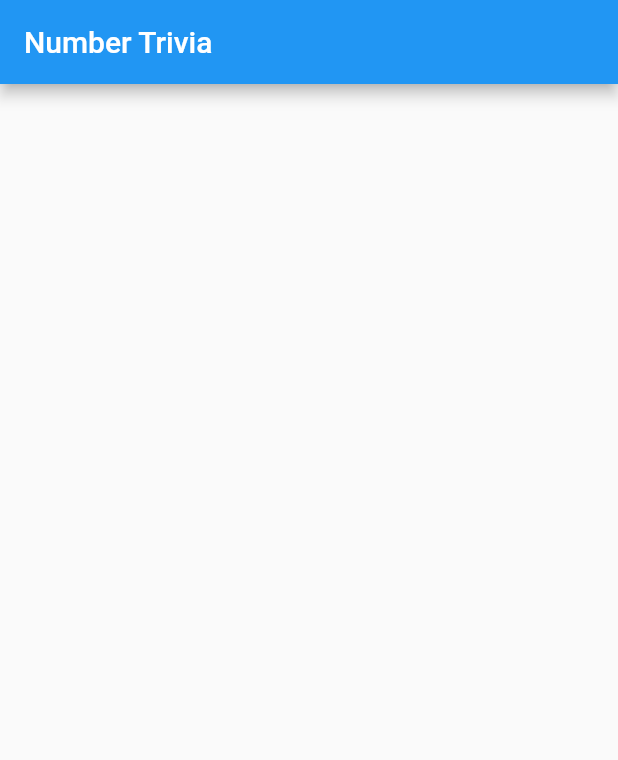
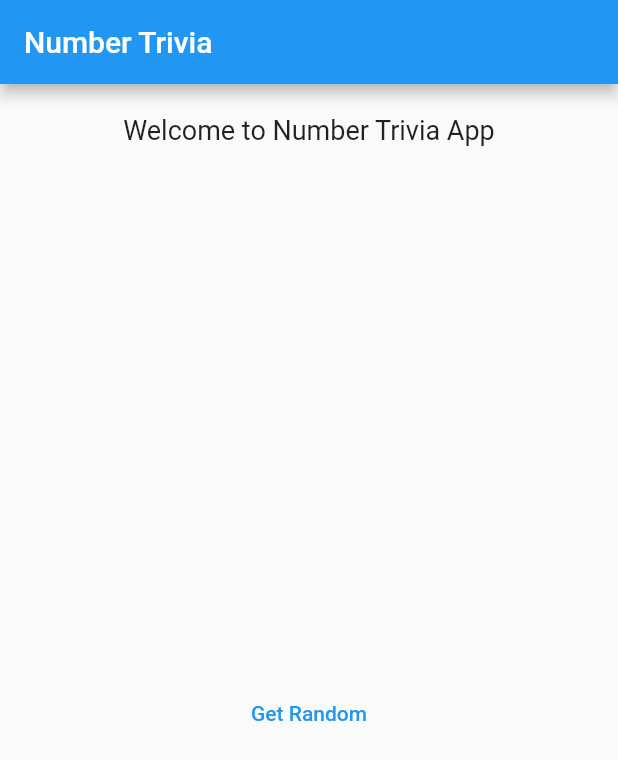
Before and after one commit to yousufCse/numb-er_trivia, a Flutter app: the screen it shows after launch, on a phone screen of 412 x 824 dp. Shown: the top 760 px of the screen. Run offline on Flutter 3.47's test engine with Material 2 defaults, Android fonts, the phone set to English and light mode, and no system bars; our stand-ins replace bloc, dartz, equatable, flutter_bloc, get_it.

Commit message:
complete fetching random number trivia

```diff
--- /dev/null
+++ b/lib/core/utils/constants.dart
@@ -0,0 +1,2 @@
+const kServerFailureMessage = 'Server Failure';
+const kUnexpectedErrorMessage = 'Unexpected Error';
--- a/lib/features/data/repositories/number_trivia_repository_impl.dart
+++ b/lib/features/data/repositories/number_trivia_repository_impl.dart
@@ -8,7 +8,7 @@ import 'package:number_trivia_v2/features/domain/repositories/number_trivia_repo
 class NumberTriviaRepositoryImpl implements NumberTriviaRepository {
   NumberTriviaRemoteDataSource remoteDataSource;
 
-  NumberTriviaRepositoryImpl(this.remoteDataSource);
+  NumberTriviaRepositoryImpl({required this.remoteDataSource});
 
   @override
   Future<Either<Failure, NumberTrivia>> getRandomNumberTrivia() async {
--- a/lib/features/domain/usecases/get_random_number_trivia.dart
+++ b/lib/features/domain/usecases/get_random_number_trivia.dart
@@ -8,7 +8,7 @@ class GetRandomNumberTrivia
     implements UseCase<Either<Failure, NumberTrivia>, NoParams> {
   final NumberTriviaRepository repository;
 
-  GetRandomNumberTrivia(this.repository);
+  GetRandomNumberTrivia({required this.repository});
 
   @override
   Future<Either<Failure, NumberTrivia>> call(NoParams params) {
--- /dev/null
+++ b/lib/features/presentation/bloc/number_trivia_bloc.dart
@@ -0,0 +1,41 @@
+import 'package:bloc/bloc.dart';
+import 'package:equatable/equatable.dart';
+import 'package:number_trivia_v2/core/error/failures.dart';
+import 'package:number_trivia_v2/core/usecase/usecase.dart';
+import 'package:number_trivia_v2/core/utils/constants.dart';
+import 'package:number_trivia_v2/features/domain/entities/number_trivia.dart';
+import 'package:number_trivia_v2/features/domain/usecases/get_random_number_trivia.dart';
+
+part 'number_trivia_event.dart';
+part 'number_trivia_state.dart';
+
+class NumberTriviaBloc extends Bloc<NumberTriviaEvent, NumberTriviaState> {
+  GetRandomNumberTrivia getRandomNumberTrivia;
+
+  NumberTriviaBloc({required this.getRandomNumberTrivia})
+      : super(NumberTriviaInitial()) {
+    on<NumberTriviaEvent>((event, emit) async {
+      if (event is GetRandomNumberTriviaEvent) {
+        emit(Loading());
+
+        final triviaOrFailure = await getRandomNumberTrivia(NoParams());
+
+        triviaOrFailure.fold(
+          (l) => emit(
+            Error(errorMessage(l)),
+          ),
+          (r) => emit(Loaded(r)),
+        );
+      }
+    });
+  }
+
+  String errorMessage(Failure failure) {
+    switch (failure.runtimeType) {
+      case ServerFailure:
+        return kServerFailureMessage;
+      default:
+        return kUnexpectedErrorMessage;
+    }
+  }
+}
--- /dev/null
+++ b/lib/features/presentation/bloc/number_trivia_event.dart
@@ -0,0 +1,10 @@
+part of 'number_trivia_bloc.dart';
+
+abstract class NumberTriviaEvent extends Equatable {
+  const NumberTriviaEvent();
+
+  @override
+  List<Object> get props => [];
+}
+
+class GetRandomNumberTriviaEvent extends NumberTriviaEvent {}
--- /dev/null
+++ b/lib/features/presentation/bloc/number_trivia_state.dart
@@ -0,0 +1,22 @@
+part of 'number_trivia_bloc.dart';
+
+abstract class NumberTriviaState extends Equatable {
+  const NumberTriviaState();
+
+  @override
+  List<Object> get props => [];
+}
+
+class NumberTriviaInitial extends NumberTriviaState {}
+
+class Loading extends NumberTriviaState {}
+
+class Loaded extends NumberTriviaState {
+  final NumberTrivia numberTrivia;
+  const Loaded(this.numberTrivia);
+}
+
+class Error extends NumberTriviaState {
+  final String message;
+  const Error(this.message);
+}
--- a/lib/features/presentation/pages/number_trivia_page.dart
+++ b/lib/features/presentation/pages/number_trivia_page.dart
@@ -1,4 +1,11 @@
 import 'package:flutter/material.dart';
+import 'package:flutter_bloc/flutter_bloc.dart';
+import 'package:number_trivia_v2/features/presentation/bloc/number_trivia_bloc.dart';
+import 'package:number_trivia_v2/features/presentation/wigets/display_error.dart';
+import 'package:number_trivia_v2/features/presentation/wigets/display_trivia.dart';
+import 'package:number_trivia_v2/features/presentation/wigets/trivia_control.dart';
+import 'package:number_trivia_v2/features/presentation/wigets/welcome_text.dart';
+import 'package:number_trivia_v2/injection_container.dart';
 
 class NumberTriviaPage extends StatelessWidget {
   const NumberTriviaPage({Key? key}) : super(key: key);
@@ -6,9 +13,45 @@ class NumberTriviaPage extends StatelessWidget {
   @override
   Widget build(BuildContext context) {
     return Scaffold(
-      appBar: AppBar(
-        title: const Text('Number Trivia'),
+        appBar: AppBar(
+          title: const Text("Number Trivia"),
+        ),
+        body: buildBody());
+  }
+
+  BlocProvider<NumberTriviaBloc> buildBody() {
+    return BlocProvider<NumberTriviaBloc>(
+      create: (_) => sl<NumberTriviaBloc>(),
+      child: Center(
+        child: Column(
+          children: [
+            const SizedBox(height: 20.0),
+            const WelcomeText(),
+            const SizedBox(height: 30.0),
+            buildBlocBuilder(),
+            const Spacer(),
+            const TriviaControl(),
+            const Spacer()
+          ],
+        ),
       ),
     );
   }
+
+  BlocBuilder buildBlocBuilder() {
+    return BlocBuilder<NumberTriviaBloc, NumberTriviaState>(
+      builder: (context, state) {
+        if (state is Loading) {
+          return CircularProgressIndicator(
+            color: Colors.green[400],
+          );
+        } else if (state is Error) {
+          return DisplayError(text: state.message);
+        } else if (state is Loaded) {
+          return DisplayTrivia(trivia: state.numberTrivia);
+        }
+        return Container();
+      },
+    );
+  }
 }
--- /dev/null
+++ b/lib/features/presentation/wigets/display_trivia.dart
@@ -0,0 +1,22 @@
+import 'package:flutter/material.dart';
+import 'package:number_trivia_v2/features/domain/entities/number_trivia.dart';
+
+class DisplayTrivia extends StatelessWidget {
+  final NumberTrivia trivia;
+  const DisplayTrivia({Key? key, required this.trivia}) : super(key: key);
+
+  @override
+  Widget build(BuildContext context) {
+    print('DisplayTrivia: ${trivia.text}');
+    return Container(
+      padding: const EdgeInsets.all(20.0),
+      child: Text(
+        trivia.text,
+        style: const TextStyle(
+          fontSize: 20.0,
+          fontWeight: FontWeight.bold,
+        ),
+      ),
+    );
+  }
+}
--- /dev/null
+++ b/lib/features/presentation/wigets/trivia_control.dart
@@ -0,0 +1,25 @@
+import 'package:flutter/material.dart';
+import 'package:flutter_bloc/flutter_bloc.dart';
+import 'package:number_trivia_v2/features/presentation/bloc/number_trivia_bloc.dart';
+
+class TriviaControl extends StatelessWidget {
+  const TriviaControl({Key? key}) : super(key: key);
+
+  @override
+  Widget build(BuildContext context) {
+    return Column(
+      children: [
+        TextButton(
+          onPressed: () => dispatchRandomNumberTrivia(context),
+          child: const Text('Get Random'),
+        ),
+      ],
+    );
+  }
+
+  dispatchRandomNumberTrivia(BuildContext context) {
+    BlocProvider.of<NumberTriviaBloc>(context).add(
+      GetRandomNumberTriviaEvent(),
+    );
+  }
+}
--- /dev/null
+++ b/lib/features/presentation/wigets/welcome_text.dart
@@ -0,0 +1,15 @@
+import 'package:flutter/material.dart';
+
+class WelcomeText extends StatelessWidget {
+  const WelcomeText({Key? key}) : super(key: key);
+
+  @override
+  Widget build(BuildContext context) {
+    return const Text(
+      'Welcome to Number Trivia App',
+      style: TextStyle(
+        fontSize: 18.0,
+      ),
+    );
+  }
+}
--- a/lib/main.dart
+++ b/lib/main.dart
@@ -1,7 +1,10 @@
 import 'package:flutter/material.dart';
 import './features/presentation/pages/number_trivia_page.dart';
+import 'injection_container.dart' as di;
 
-void main() {
+void main() async {
+  // WidgetsFlutterBinding.ensureInitialized();
+  di.init();
   runApp(const App());
 }
 
--- a/pubspec.yaml
+++ b/pubspec.yaml
@@ -17,6 +17,7 @@ dependencies:
   equatable: ^2.0.3
   http: ^0.13.4
   flutter_bloc: ^8.0.0
+  get_it: ^7.2.0
 
 dev_dependencies:
   flutter_test:
```
Also changed, not shown: lib/features/data/datasources/number_trivia_remote_datasource.dart (+3 -5 lines), lib/features/presentation/wigets/display_error.dart (added, +14 -0 lines), lib/injection_container.dart (added, +29 -0 lines), pubspec.lock.
